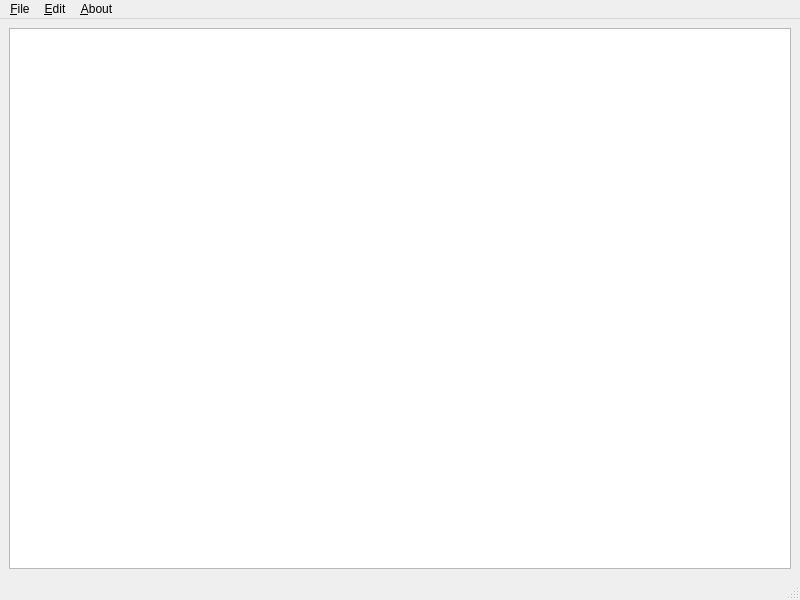
Gricana/SimpleTextEditor, file mainwindow.ui: the form before one commit.
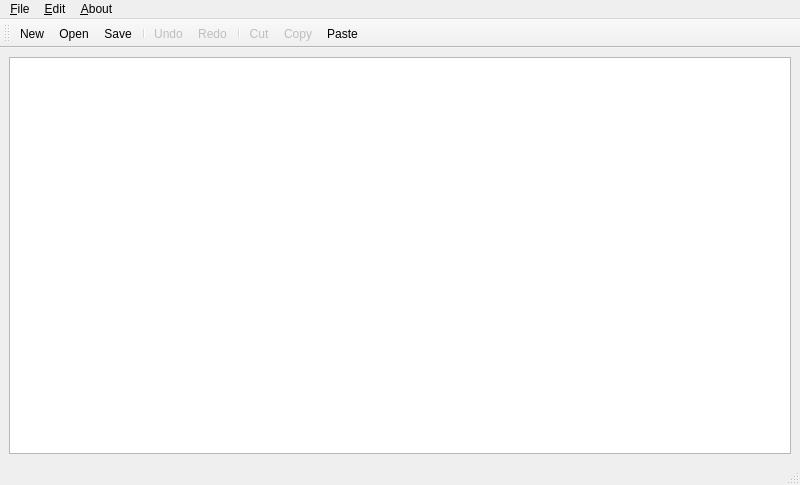
The form after the commit. Icons and pictures are not drawn.

```diff
--- a/mainwindow.ui
+++ b/mainwindow.ui
@@ -7,7 +7,7 @@
     <x>0</x>
     <y>0</y>
     <width>800</width>
-    <height>600</height>
+    <height>485</height>
    </rect>
   </property>
   <property name="windowTitle">
@@ -71,6 +71,30 @@
    <addaction name="menu_About"/>
   </widget>
   <widget class="QStatusBar" name="statusbar"/>
+  <widget class="QToolBar" name="toolBar">
+   <property name="windowTitle">
+    <string>toolBar</string>
+   </property>
+   <property name="toolButtonStyle">
+    <enum>Qt::ToolButtonTextUnderIcon</enum>
+   </property>
+   <attribute name="toolBarArea">
+    <enum>TopToolBarArea</enum>
+   </attribute>
+   <attribute name="toolBarBreak">
+    <bool>false</bool>
+   </attribute>
+   <addaction name="action_New"/>
+   <addaction name="action_Open"/>
+   <addaction name="action_Save"/>
+   <addaction name="separator"/>
+   <addaction name="action_Undo"/>
+   <addaction name="action_Redo"/>
+   <addaction name="separator"/>
+   <addaction name="action_Cut"/>
+   <addaction name="action_Copy"/>
+   <addaction name="action_Paste"/>
+  </widget>
   <action name="action_New">
    <property name="text">
     <string>&amp;New</string>
```
Left out of the diff: 48 changed lines with no effect on the pictures.
